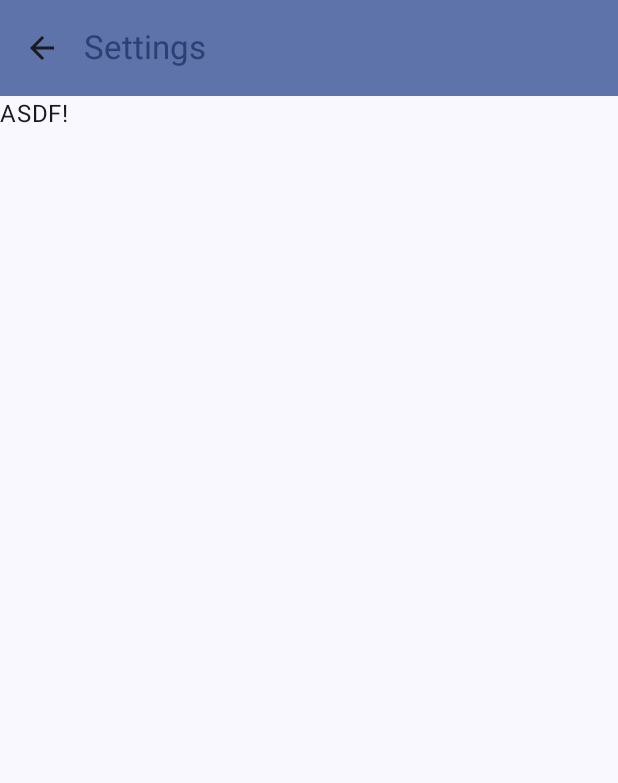
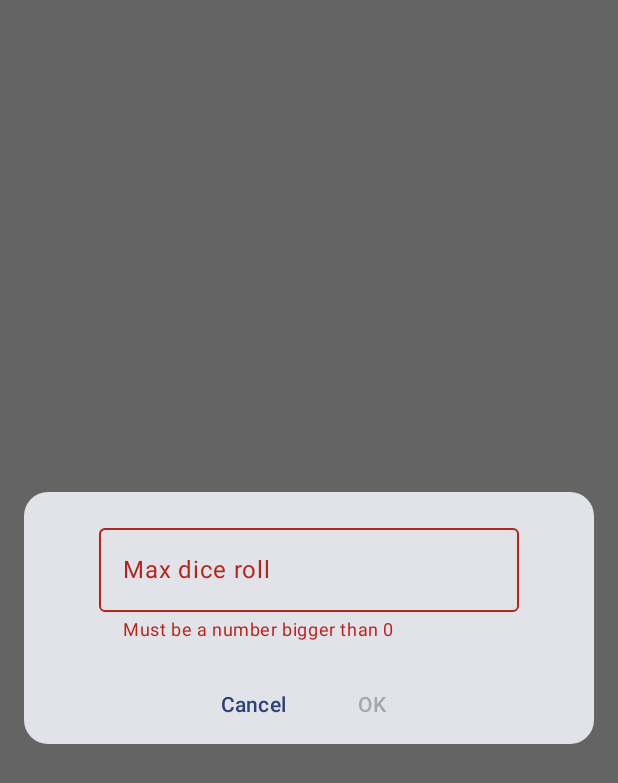
Before and after one commit to ArcaneNibble/native-platform-experiments, an Android app built with Jetpack Compose: the screen it shows after launch (MainActivity), after a tap on "Settings", on a phone screen of 412 x 824 dp. Shown: the top 783 px of the screen. Run offline under Robolectric (Android 15) with nearby library versions, the phone set to English and light mode, and no system bars.

Commit message:
Not quite working settings

```diff
--- a/07_android/app/src/main/java/com/arcanenibble/demodice/MainActivity.kt
+++ b/07_android/app/src/main/java/com/arcanenibble/demodice/MainActivity.kt
@@ -7,22 +7,31 @@ import androidx.activity.compose.setContent
 import androidx.activity.enableEdgeToEdge
 import androidx.compose.foundation.layout.Arrangement
 import androidx.compose.foundation.layout.Column
+import androidx.compose.foundation.layout.Row
 import androidx.compose.foundation.layout.fillMaxSize
+import androidx.compose.foundation.layout.fillMaxWidth
+import androidx.compose.foundation.layout.height
 import androidx.compose.foundation.layout.padding
 import androidx.compose.foundation.layout.size
+import androidx.compose.foundation.shape.RoundedCornerShape
+import androidx.compose.foundation.text.KeyboardOptions
 import androidx.compose.material.icons.Icons
-import androidx.compose.material.icons.automirrored.filled.ArrowBack
 import androidx.compose.material.icons.outlined.Settings
+import androidx.compose.material3.BasicAlertDialog
 import androidx.compose.material3.Button
+import androidx.compose.material3.Card
 import androidx.compose.material3.ExperimentalMaterial3Api
 import androidx.compose.material3.Icon
 import androidx.compose.material3.IconButton
 import androidx.compose.material3.MaterialTheme
+import androidx.compose.material3.OutlinedTextField
 import androidx.compose.material3.Scaffold
 import androidx.compose.material3.Text
+import androidx.compose.material3.TextButton
 import androidx.compose.material3.TopAppBar
 import androidx.compose.material3.TopAppBarDefaults
 import androidx.compose.runtime.Composable
+import androidx.compose.runtime.derivedStateOf
 import androidx.compose.runtime.mutableIntStateOf
 import androidx.compose.runtime.remember
 import androidx.compose.runtime.getValue
@@ -31,6 +40,7 @@ import androidx.compose.runtime.setValue
 import androidx.compose.ui.Alignment
 import androidx.compose.ui.Modifier
 import androidx.compose.ui.res.stringResource
+import androidx.compose.ui.text.input.KeyboardType
 import androidx.compose.ui.tooling.preview.Preview
 import androidx.compose.ui.unit.dp
 import com.arcanenibble.demodice.ui.theme.DemoDiceTheme
@@ -50,15 +60,24 @@ class MainActivity : ComponentActivity() {
 @Composable
 fun DiceToplevel() {
     var showSettings by remember { mutableStateOf(false) }
+    var maxRoll by remember { mutableIntStateOf(20) }
 
     if (!showSettings) {
-        DiceMainApp(showSettings = {
-            showSettings = true
-        })
+        DiceMainApp(
+            showSettings = {
+                showSettings = true
+            },
+            maxRoll = {maxRoll},
+        )
     } else {
-        Settings(hideSettings = {
-            showSettings = false
-        })
+        SettingsDialog(
+            hideSettings = {
+                showSettings = false
+            },
+            setNewMaxRoll = {
+                maxRoll = it
+            }
+        )
     }
 }
 
@@ -66,7 +85,8 @@ fun DiceToplevel() {
 @OptIn(ExperimentalMaterial3Api::class)
 fun DiceMainApp(
     modifier: Modifier = Modifier,
-    showSettings: () -> Unit
+    showSettings: () -> Unit,
+    maxRoll: () -> Int = {20},
 ) {
     Scaffold(
         modifier = modifier.fillMaxSize(),
@@ -102,7 +122,10 @@ fun DiceMainAppPreview() {
 }
 
 @Composable
-fun DiceButton(modifier: Modifier = Modifier) {
+fun DiceButton(
+    modifier: Modifier = Modifier,
+    maxRoll: () -> Int = {20}
+) {
     var diceRoll by remember { mutableIntStateOf(0) }
 
     Column(
@@ -113,7 +136,7 @@ fun DiceButton(modifier: Modifier = Modifier) {
         Button(
             modifier = Modifier.size(width = 200.dp, height = 200.dp),
             onClick = {
-                diceRoll = (1..20).random()
+                diceRoll = (1..maxRoll()).random()
             }
         ) {
             Text(
@@ -137,39 +160,84 @@ fun DiceButtonPreview() {
 
 @Composable
 @OptIn(ExperimentalMaterial3Api::class)
-fun Settings(
+fun SettingsDialog(
     modifier: Modifier = Modifier,
-    hideSettings: () -> Unit
+    hideSettings: () -> Unit,
+    setNewMaxRoll: (Int) -> Unit,
 ) {
-    Scaffold(
-        modifier = modifier.fillMaxSize(),
-        topBar = {
-            TopAppBar(
-                colors = TopAppBarDefaults.topAppBarColors(
-                    containerColor = MaterialTheme.colorScheme.primaryContainer,
-                    titleContentColor = MaterialTheme.colorScheme.primary,
-                ),
-                title = {
-                    Text(stringResource(R.string.settings))
-                },
-                navigationIcon = {
-                    IconButton(onClick = hideSettings) {
-                        Icon(
-                            imageVector = Icons.AutoMirrored.Filled.ArrowBack,
-                            contentDescription = stringResource(R.string.back)
-                        )
+    var maxRollStr by remember { mutableStateOf("") }
+    val maxRollIsValid by derivedStateOf {
+        val num = maxRollStr.toIntOrNull()
+        if (num == null) {
+            false
+        } else {
+            num > 0
+        }
+    }
+
+    BasicAlertDialog(
+        onDismissRequest = hideSettings,
+        content = {
+            Card(
+                modifier = Modifier
+                    .fillMaxWidth()
+                    .height(200.dp)
+                    .padding(16.dp),
+                shape = RoundedCornerShape(16.dp)
+            ) {
+                Column(
+                    modifier = Modifier.fillMaxSize(),
+                    verticalArrangement = Arrangement.Center,
+                    horizontalAlignment = Alignment.CenterHorizontally,
+                ) {
+                    OutlinedTextField(
+                        value = maxRollStr,
+                        onValueChange = { maxRollStr = it },
+                        keyboardOptions = KeyboardOptions(keyboardType = KeyboardType.Number),
+                        label = { Text(stringResource(R.string.set_max)) },
+                        modifier = Modifier.padding(16.dp),
+                        isError = !maxRollIsValid,
+                        supportingText = {
+                            if (!maxRollIsValid) {
+                                Text(stringResource(R.string.must_be_num))
+                            }
+                        }
+                    )
+                    Row(
+                        modifier = Modifier.fillMaxWidth(),
+                        horizontalArrangement = Arrangement.Center
+                    ) {
+                        TextButton(
+                            onClick = hideSettings,
+                            modifier = Modifier.padding(8.dp),
+                        ) {
+                            Text(stringResource(R.string.cancel))
+                        }
+                        TextButton(
+                            onClick = {
+                                if (maxRollIsValid) {
+                                    setNewMaxRoll(maxRollStr.toInt())
+                                    hideSettings()
+                                }
+                            },
+                            enabled = maxRollIsValid,
+                            modifier = Modifier.padding(8.dp),
+                        ) {
+                            Text(stringResource(R.string.ok))
+                        }
                     }
-                },
-            )
+                }
+            }
         }
-    ) { innerPadding ->
-        Text("ASDF!", modifier = Modifier.padding(innerPadding))
-    }
+    )
 }
 @Preview(showBackground = true)
 @Composable
 fun SettingsPreview() {
     DemoDiceTheme {
-        Settings(hideSettings = {})
+        SettingsDialog(
+            hideSettings = {},
+            setNewMaxRoll = {},
+        )
     }
 }
--- a/07_android/app/src/main/res/values/strings.xml
+++ b/07_android/app/src/main/res/values/strings.xml
@@ -4,4 +4,8 @@
     <string name="title">ArcaneNibble Dice App</string>
     <string name="settings">Settings</string>
     <string name="back">Back</string>
+    <string name="set_max">Max dice roll</string>
+    <string name="ok">OK</string>
+    <string name="cancel">Cancel</string>
+    <string name="must_be_num">Must be a number bigger than 0</string>
 </resources>
```
